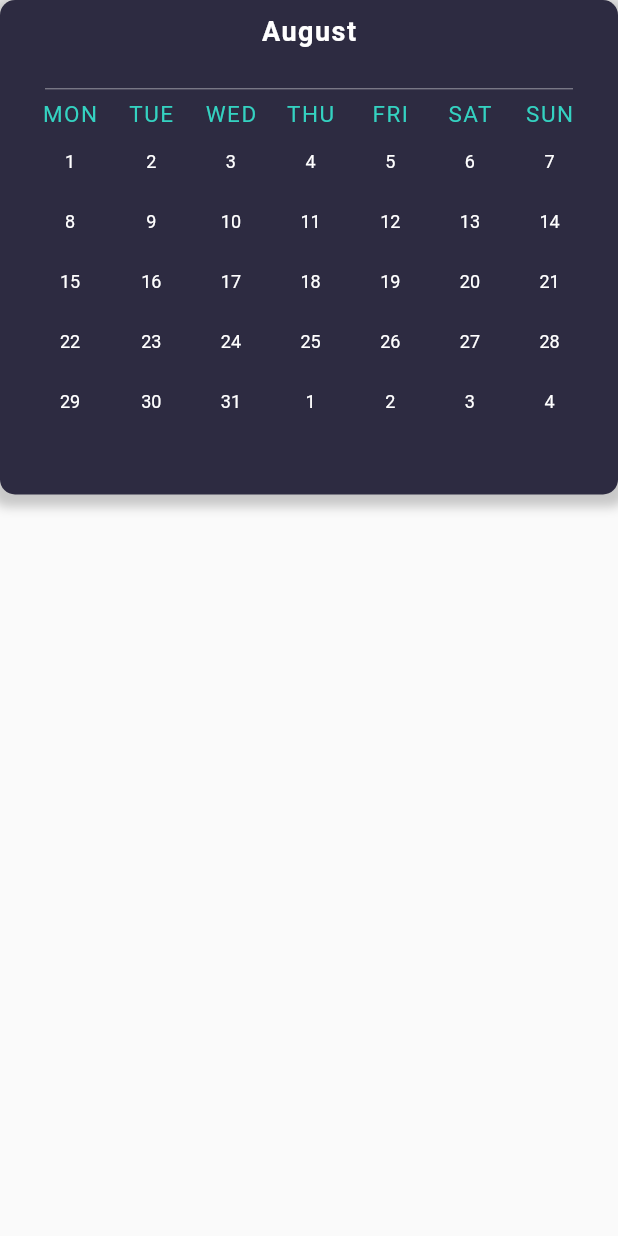
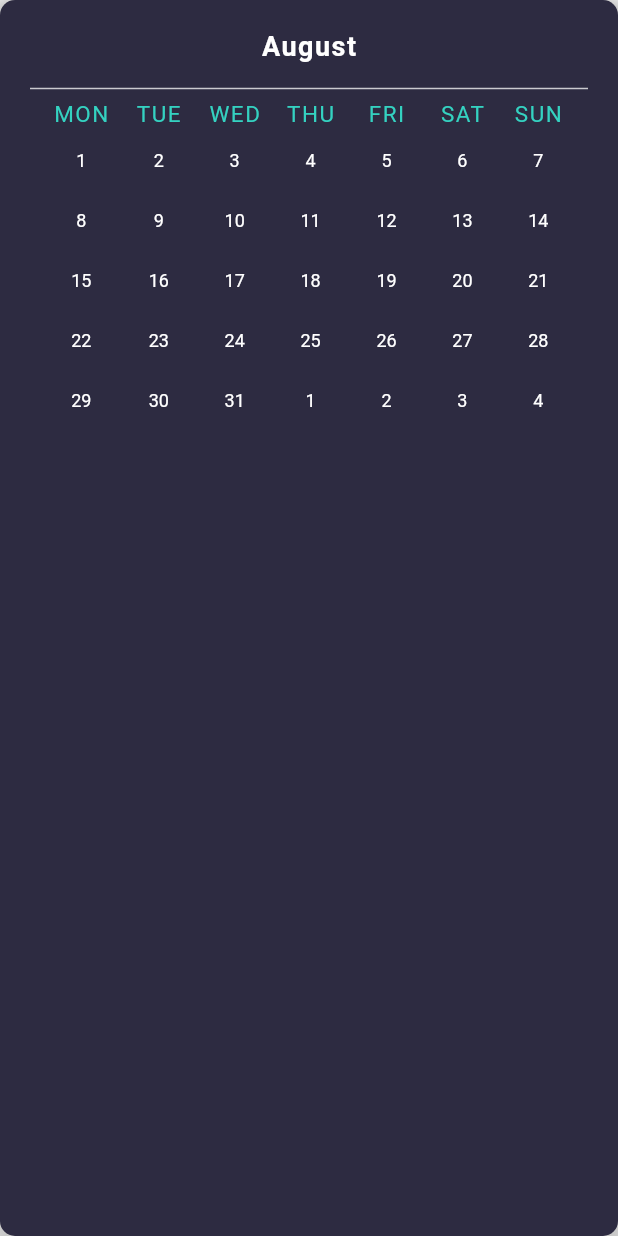
Before and after one commit to EXERLOG/exer_log, a Flutter app: the CalendarWidget widget shown alone on an empty page, opened directly, on a phone screen of 412 x 824 dp. Run offline on Flutter 3.47's test engine with Material 2 defaults, Android fonts, the phone set to English and light mode, and no system bars; our stand-ins replace cloud_firestore, connectivity, firebase_analytics, firebase_auth, firebase_core, flutter_riverpod and 4 more; accounts and stored records are empty; Roboto replaces fonts that are missing (Avenir).

Commit message:
refactor: calendar widget refactored

```diff
--- a/lib/UI/calendar/widgets/calendar_widget.dart
+++ b/lib/UI/calendar/widgets/calendar_widget.dart
@@ -3,13 +3,8 @@ import 'package:exerlog/UI/global.dart';
 import 'package:exerlog/src/widgets/theme/theme_provider.dart';
 import 'package:flutter/material.dart';
 
-class CalendarWidget extends StatefulWidget {
-  @override
-  _CalendarWidgetState createState() => _CalendarWidgetState();
-}
-
-class _CalendarWidgetState extends State<CalendarWidget> {
-  List<String> monthNames = [
+class CalendarWidget extends StatelessWidget {
+  final List<String> monthNames = [
     "January",
     "February",
     "March",
@@ -26,11 +21,9 @@ class _CalendarWidgetState extends State<CalendarWidget> {
 
   @override
   Widget build(BuildContext context) {
-    screenHeight = MediaQuery.of(context).size.height;
-    screenWidth = MediaQuery.of(context).size.width;
     return ThemeProvider(builder: (context, theme) {
       return Container(
-        padding: EdgeInsets.all(10),
+        padding: EdgeInsets.all(20),
         decoration: BoxDecoration(
           borderRadius: BorderRadius.circular(10),
           boxShadow: [
@@ -43,35 +36,33 @@ class _CalendarWidgetState extends State<CalendarWidget> {
           ],
           color: theme.colorTheme.backgroundColorVariation,
         ),
-        height: screenHeight * 0.4,
         child: Column(
           children: [
-            Container(
-              height: screenHeight * 0.05,
+            Padding(
+              padding: const EdgeInsets.only(bottom: 10.0),
               child: Text(
-                monthNames[DateTime.now().month - 1],
+                _getCurrentMonth(),
                 style: mediumTitleStyleWhite,
               ),
             ),
-            Container(
-              margin: EdgeInsets.only(left: 20, right: 20),
-              child: Divider(
-                color: Colors.white.withOpacity(0.5),
-              ),
+            Divider(
+              color: Colors.white.withOpacity(0.75),
+              thickness: 1,
             ),
             Row(
               mainAxisAlignment: MainAxisAlignment.spaceEvenly,
-              crossAxisAlignment: CrossAxisAlignment.center,
-              children: getDates(),
+              children: _getDates(),
             )
           ],
         ),
       );
     });
   }
+
+  String _getCurrentMonth() => monthNames[DateTime.now().month - 1];
 }
 
-List<Widget> getDates() {
+List<Widget> _getDates() {
   List weekdayNames = [
     'MON',
     'TUE',
@@ -81,59 +72,67 @@ List<Widget> getDates() {
     'SAT',
     'SUN',
   ];
-  List<Widget> datelist = [];
+  List<Widget> dates = [];
   int today = DateTime.now().day;
   int month = DateTime.now().month;
   int year = DateTime.now().year;
-  int weekday = DateTime.now().weekday;
   DateTime now = DateTime.now();
 
-  List week_list = [[], [], [], [], [], [], []];
-  List<Widget> dates = [];
-  // month could span 4-6 weeks which is 4-6 columns
-  // which day of the week does the first fall on
+  List weekList = [[], [], [], [], [], [], []];
+
+  /// Month could span 4-6 weeks which is 4-6 columns
+  /// which day of the week does the first fall on
   DateTime first = now.subtract(Duration(days: today - 1));
   DateTime last = new DateTime(year, month + 1, 0);
-  // if the first of the month falls anywhere else than on a monday
-  // then get the dates before the first as well
 
-  // calculate how many days and weeks should be shown in the calendar
-  DateTime prev_month = first.subtract(Duration(days: first.weekday));
+  /// If the first of the month falls anywhere else than on a monday
+  /// then get the dates before the first as well
 
-  int days_to_show = last.day + (first.weekday - 1) + (7 - last.weekday);
-  double weeks = days_to_show / 7;
+  /// Calculate how many days and weeks should be shown in the calendar
+  DateTime previousMonth = first.subtract(Duration(days: first.weekday));
+
+  int daysToShow = last.day + (first.weekday - 1) + (7 - last.weekday);
+  double weeks = daysToShow / 7;
   if (weeks is! int) {
-    // if the weeks is not an int then we need to add an extra week
+    /// If the weeks is not an int then we need to add an extra week
     weeks = weeks.toInt() + 1;
   }
 
-  int current_day = 0;
+  int currentDay = 0;
   int j = 0;
-  while (current_day != days_to_show) {
+  while (currentDay != daysToShow) {
     if (j == 7) {
       j = 0;
     }
 
-    DateTime day_to_add = prev_month.add(Duration(days: current_day + 1));
-    week_list[j].add(day_to_add);
+    DateTime dayToAdd = previousMonth.add(Duration(days: currentDay + 1));
+    weekList[j].add(dayToAdd);
     j++;
-    current_day++;
+    currentDay++;
   }
 
   for (int i = 0; i < 7; i++) {
-    List<Widget> dates = [];
-    dates.add(Text(
-      weekdayNames[i],
-      style: setStyle,
-    ));
-    for (int j = 0; j < week_list[i].length; j++) {
-      dates.add(DateWidget(week_list[i][j]));
+    List<Widget> _dates = [];
+
+    /// Add all weekdays name
+    _dates.add(
+      Text(
+        weekdayNames[i],
+        style: setStyle,
+      ),
+    );
+    for (int j = 0; j < weekList[i].length; j++) {
+      _dates.add(
+        DateWidget(weekList[i][j]),
+      );
     }
-    datelist.add(Column(
-      mainAxisAlignment: MainAxisAlignment.spaceBetween,
-      children: dates,
-    ));
+    dates.add(
+      Column(
+        mainAxisAlignment: MainAxisAlignment.spaceBetween,
+        children: _dates,
+      ),
+    );
   }
 
-  return datelist;
+  return dates;
 }
```
